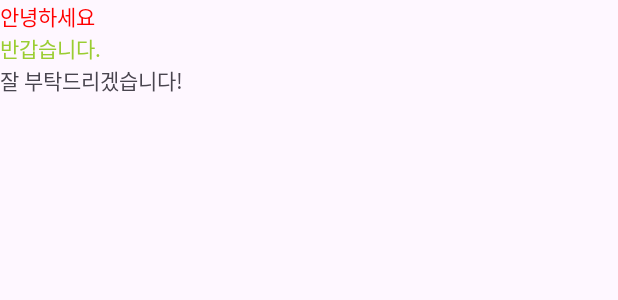
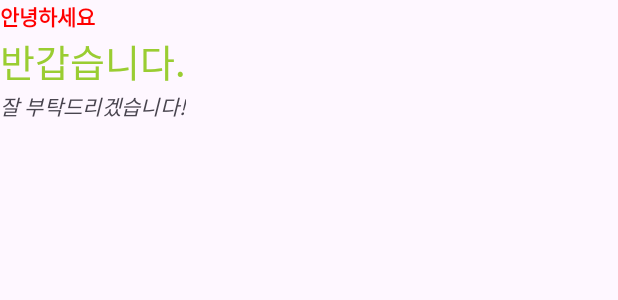
Before and after one commit to rollriera/MyFirstAndroidApp_rollriera, an Android app: the layout activity_main.xml on its own in the app's theme, with its tools: preview values and no code run, on a phone screen of 412 x 824 dp. Shown: the top 300 px of the screen. Run offline under Robolectric (Android 15) with nearby library versions, the phone set to English and light mode, and no system bars.

Commit message:
textStyle 속성 추가

```diff
--- a/app/src/main/res/layout/activity_main.xml
+++ b/app/src/main/res/layout/activity_main.xml
@@ -15,18 +15,21 @@
             android:layout_width="wrap_content"
             android:layout_height="wrap_content"
             android:text="안녕하세요"
-            android:textColor="#FF0000"/>
+            android:textColor="#FF0000"
+            android:textStyle="bold"/>
 
         <TextView
             android:layout_width="wrap_content"
             android:layout_height="wrap_content"
             android:text="반갑습니다."
-            android:textColor="#9ACD32"/>
+            android:textColor="#9ACD32"
+            android:textSize="25sp"/>
 
         <TextView
             android:layout_width="wrap_content"
             android:layout_height="wrap_content"
-            android:text="잘 부탁드리겠습니다!"/>
+            android:text="잘 부탁드리겠습니다!"
+            android:textStyle="italic"/>
 
     </LinearLayout>
 
```
